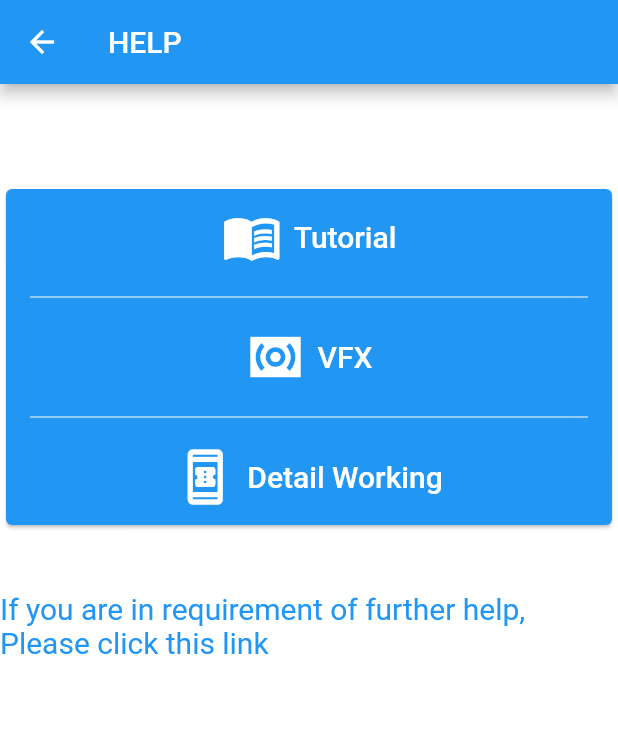
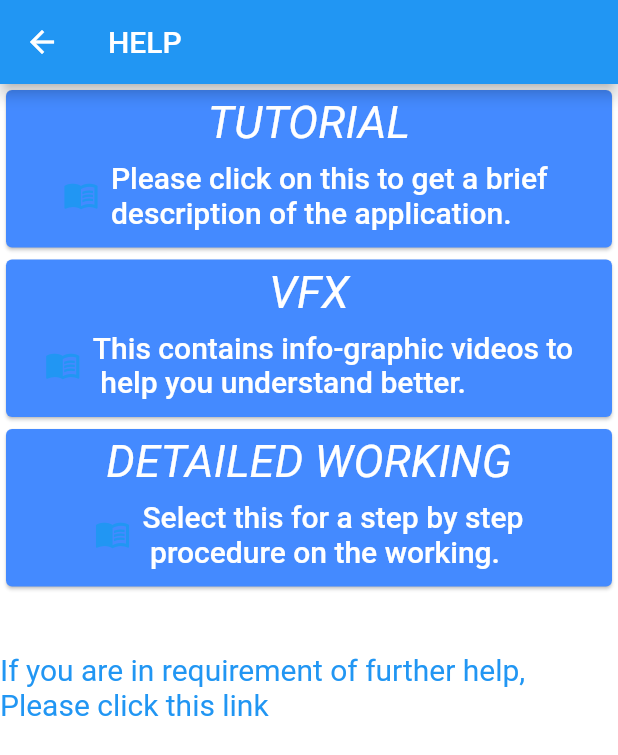
Before and after one commit to zuke-as-Dev/fit_streak_beta, a Flutter app: the screen it shows after launch, after a tap on "Help", on a phone screen of 412 x 824 dp. Shown: the top 755 px of the screen. Run offline on Flutter 3.47's test engine with Material 2 defaults, Android fonts, the light colour scheme and no system bars; our stand-ins replace flutter_spinkit; missing offline and left inert: esys_flutter_share.

Commit message:
help screen done (GB)

```diff
--- a/lib/myProfile/help.dart
+++ b/lib/myProfile/help.dart
@@ -2,6 +2,7 @@ import 'dart:ui';
 import 'package:flutter/gestures.dart';
 import 'package:flutter/material.dart';
 import 'package:url_launcher/url_launcher.dart';
+
 
 class help extends StatefulWidget {
   @override
@@ -23,69 +24,96 @@ class _helpState extends State<help> {
         child: Column(
           children: <Widget>[
             Container(
-            child: RichText(
-              text: TextSpan(
-            style: TextStyle(fontSize: 20,fontStyle: FontStyle.normal),
-                children: [
-                  TextSpan(text:'Please select one of the below options to continue further'),
-                ],
+              child: Card(
+                color: Colors.blueAccent,
+                child: new Column(
+                  children: <Widget>[
+                    new ListTile(
+                      title: Text('TUTORIAL',
+                        textAlign: TextAlign.center,
+                        style: TextStyle(
+                          fontSize: 30.0,
+                          fontStyle: FontStyle.italic,
+                          color: Colors.white,
+                        ),
+
+                      ),
+                      subtitle: TextButton.icon(onPressed: (){
+                        Navigator.pushNamed(context, '/tutorial');
+                      }, icon: Icon(Icons.menu_book),
+                        label: Text('Please click on this to get a brief \n'
+                            'description of the application.',
+                          style: TextStyle(
+                            color: Colors.white,
+                            fontSize: 20.0,
+                          ),
+                        ),
                       ),
 
 
+                    ),
 
-            ),
+                  ],),),
             ),
             Container(
-            padding: EdgeInsets.fromLTRB(0, 20, 0, 0),
               child: Card(
-          color: Colors.blue,
+                color: Colors.blueAccent,
                 child: new Column(
                   children: <Widget>[
                     new ListTile(
-          title: TextButton.icon(onPressed: (){
-        Navigator.pushNamed(context,'/tutorial');
-        },
-          icon: Icon(Icons.menu_book,
+                      title: Text('VFX',
+                        textAlign: TextAlign.center,
+                        style: TextStyle(
+                          fontSize: 30.0,
+                          fontStyle: FontStyle.italic,
                           color: Colors.white,
-            size: 40,),
-          label: Text('Tutorial',
-            style: TextStyle(
-                color: Colors.white,
-                fontSize: 20.0
-            ),),
                         ),
 
                       ),
-                new Divider(color: Colors.white, indent: 16.0,endIndent: 16.0),
-                new ListTile(
-                  title: TextButton.icon(onPressed: (){
+                      subtitle: TextButton.icon(onPressed: (){
                         Navigator.pushNamed(context, '/VFX');
-                  },
-                    icon: Icon(Icons.surround_sound_sharp,
-                      color: Colors.white,
-                      size: 40,),
-                    label: Text('VFX',
+                      }, icon: Icon(Icons.menu_book),
+                        label: Text('This contains info-graphic videos to\n'
+                            ' help you understand better.',
                           style: TextStyle(
                             color: Colors.white,
-                          fontSize: 20.0
-                      ),),
+                            fontSize: 20.0,
+                          ),
+                        ),
+                      ),
+
+
+                    ),
+
+                  ],),),
+            ),
+            Container(
+              child: Card(
+                color: Colors.blueAccent,
+                child: new Column(
+                  children: <Widget>[
+                    new ListTile(
+                      title: Text('DETAILED WORKING',
+                        textAlign: TextAlign.center,
+                        style: TextStyle(
+                          fontSize: 30.0,
+                          fontStyle: FontStyle.italic,
+                          color: Colors.white,
                         ),
 
                       ),
-                new Divider(color: Colors.white, indent: 16.0,endIndent: 16.0),
-                new ListTile(
-                  title: TextButton.icon(onPressed: (){
+                      subtitle: TextButton.icon(onPressed: (){
                         Navigator.pushNamed(context, '/detail');
-                  },
-                    icon: Icon(Icons.book_online_outlined,
-                      color: Colors.white,
-                      size: 40,),
-                    label: Text('Detail Working',
+                      }, icon: Icon(Icons.menu_book),
+                        label: Text('Select this for a step by step\n'
+                            ' procedure on the working.',
                           style: TextStyle(
                             color: Colors.white,
-                          fontSize: 20.0
-                      ),),
+                            fontSize: 20.0,
                           ),
+                        ),
+                      ),
+
 
                     ),
 
@@ -95,7 +123,8 @@ class _helpState extends State<help> {
               padding: EdgeInsets.fromLTRB(0, 40, 0, 0),
               child: RichText(
                 text: new TextSpan(
-                text: 'If you are in requirement of further help, Please click this link',
+                  text: 'If you are in requirement of further '
+                      'help, Please click this link',
                   style:new TextStyle(fontSize: 20,color: Colors.blue),
                   recognizer: new TapGestureRecognizer()
                     ..onTap = () { launch('https://google.com');
--- a/lib/screens/myprofile.dart
+++ b/lib/screens/myprofile.dart
@@ -9,6 +9,44 @@ class my_profile extends StatefulWidget {
 class _my_profileState extends State<my_profile> {
   @override
   Widget build(BuildContext context) {
+    final icon1=new Container(
+      child: Column(
+        children: [
+          Padding(
+            padding: const EdgeInsets.fromLTRB(0,0,0,10),
+            child: IconButton(icon: Icon(Icons.local_fire_department_outlined,
+                size: 50.0,
+                color: Colors.orange[800]),
+                onPressed: (){
+                  Navigator.pushNamed(context, '/user_streak');
+                }),
+          ),
+          Padding(
+            padding: const EdgeInsets.fromLTRB(20,10,0,0),
+            child: Text('130'),
+          )
+        ],
+      ),
+    );
+    final icon2= new Container(
+      child: Column(
+        children: [
+          Padding(
+            padding: const EdgeInsets.fromLTRB(0,0,0,10),
+            child: IconButton(icon: Icon(Icons.stars,
+                size: 50.0,
+                color: Colors.orange[600]),
+                onPressed: (){
+                  Navigator.pushNamed(context, '/user_points');
+                }),
+          ),
+          Padding(
+            padding: const EdgeInsets.fromLTRB(20,10,0,0),
+            child: Text('130'),
+          )
+        ],
+      ),
+    );
     var card = new Card(
       color: Colors.blue,
       child: new Column(
@@ -138,50 +176,35 @@ class _my_profileState extends State<my_profile> {
               color: Colors.black,
             ),
 
-            Row(
+            Stack(
               children: [
-                SizedBox(width: 15.0 ),
-                CircleAvatar(
-                  backgroundColor: Colors.transparent,
-                  foregroundImage: AssetImage('assets/fat_simpsons.png'),
-                  radius: 40.0,
+                Align(
+                  alignment: Alignment.centerLeft,
+                  child: CircleAvatar(
+                    backgroundColor: Colors.transparent,
+                    foregroundImage: AssetImage('assets/fat_simpsons.png'),
+                    radius: 40.0,
+                  ),
                 ),
-                SizedBox(width: 160),
-                Column(
-                  children: [
-                    Padding(
-                      padding: const EdgeInsets.fromLTRB(0,0,0,10),
-                      child: IconButton(icon: Icon(Icons.local_fire_department_outlined,
-                          size: 50.0,
-                          color: Colors.orange[800]),
-                          onPressed: (){
-                            Navigator.pushNamed(context, '/user_streak');
-                          }),
-                    ),
-                    Padding(
-                      padding: const EdgeInsets.only(left:15.0),
-                      child: Text('130'),
-                    )
-                  ],
+
+                Align(
+                  alignment: Alignment.centerRight,
+                  child: Padding(
+                    padding: const EdgeInsets.only(right:100.0),
+                    child: icon1,
+                  ),
+
                 ),
-                Column(
-                  children: [
-                    Padding(
-                      padding: const EdgeInsets.fromLTRB(40,0,0,10),
-                      child: IconButton(icon: Icon(Icons.stars,
-                          size: 50.0,
-                          color: Colors.orange[600]),
-                          onPressed: (){
-                            Navigator.pushNamed(context, '/user_points');
-                          }),
-                    ),
-                    Padding(
-                      padding: const EdgeInsets.only(left:57.0),
-                      child: Text('130'),
-                    )
-                  ],
+                Align(
+                  alignment: Alignment.centerRight,
+                  child: Padding(
+                    padding: const EdgeInsets.only(right:30.0),
+                    child: icon2,
+                  ),
+
                 ),
               ],
+
             ),
             Divider(
               color: Colors.black,
```
Also changed, not shown: lib/myProfile/Help_Screen/Tutorial.dart (+10 -14 lines), lib/myProfile/Help_Screen/VFX.dart (+18 -19 lines), lib/myProfile/Help_Screen/detail_working.dart (+10 -15 lines). Lines whose indentation alone changed are shown as unchanged.
